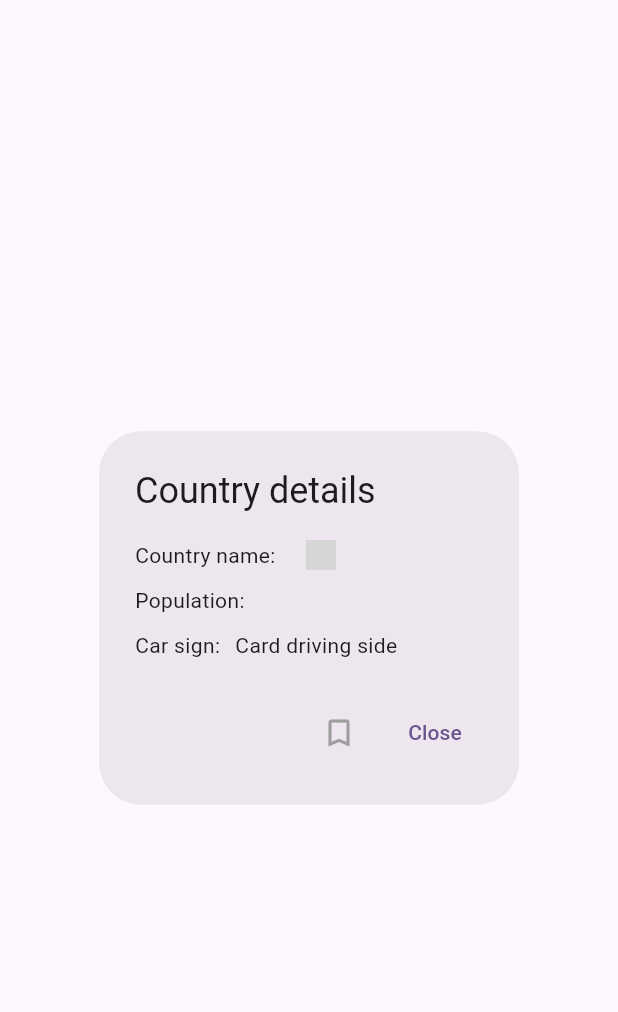
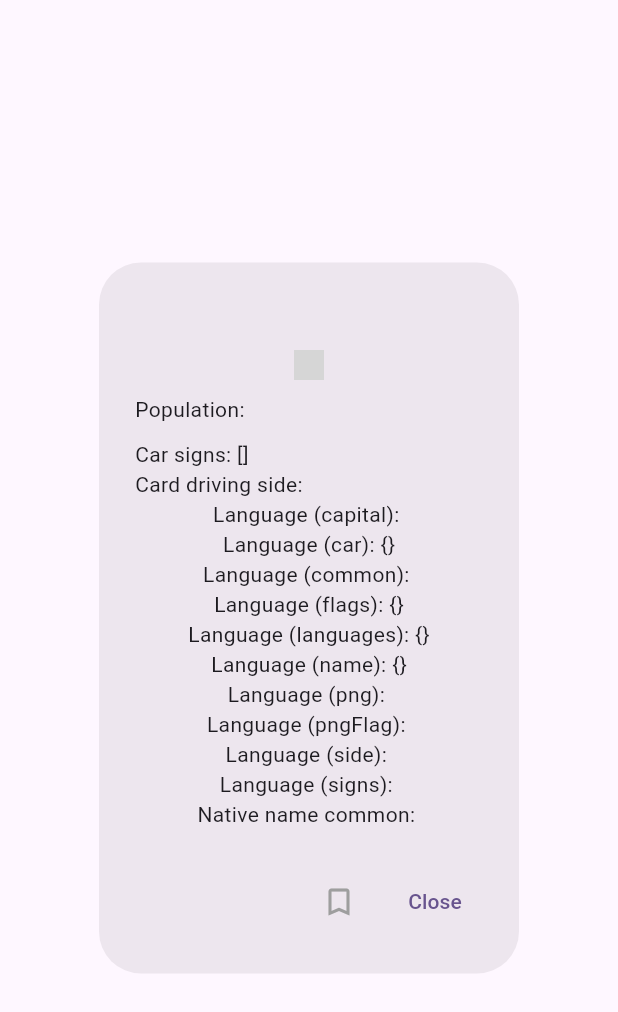
Before and after one commit to edwardbayron/countries-fetch-flutter, a Flutter app: the DialogExample widget shown alone on an empty page, opened directly with empty values, on a phone screen of 412 x 824 dp. Shown: the top 1012 px of the screen. Run offline on Flutter 3.47's test engine with Material 3 defaults, Android fonts, the phone set to English and light mode, and no system bars; our stand-ins replace logger, shared_preferences; accounts and stored records are empty; network calls fail; grey boxes are pictures that could not be loaded.

Commit message:
car sign, car driving side and languages data added

```diff
--- a/lib/CountryDetailsScreen.dart
+++ b/lib/CountryDetailsScreen.dart
@@ -4,7 +4,15 @@ import 'dart:convert';
 import 'models/CountryDataModel.dart';
 
 void main() => runApp(
-    CountryDetailsScreen(model: CountryModel(capital: 'Tallinn', pngFlag: 'https://flagcdn.com/w320/ee.png')));
+    CountryDetailsScreen(
+        model: CountryModel(
+            capital: 'Tallinn',
+            pngFlag: 'https://flagcdn.com/w320/ee.png',
+            countryName: 'Estonia',
+            carSigns: ['EST'],
+            carDrivingSide: 'right',
+            languages: null
+        )));
 
 class CountryDetailsScreen extends StatelessWidget {
   final CountryModel model;
@@ -75,13 +83,12 @@ class _DialogExampleState extends State<DialogExample> {
   @override
   Widget build(BuildContext context) {
     return AlertDialog(
-      title: const Text('Country details'),
       content: Column(
         mainAxisSize: MainAxisSize.min,
         children: [
-          Row(
+          Column(
             children: [
-              const Text('Country name:'),
+              Text(widget.model.countryName ?? 'Unknown Country'),
               const SizedBox(width: 10.0),
               Text(widget.model.capital ?? 'Unknown Capital'),
               const SizedBox(width: 10.0),
@@ -102,11 +109,17 @@ class _DialogExampleState extends State<DialogExample> {
           const SizedBox(height: 10.0),
           Row(
             children: [
-              const Text('Car sign:'),
-              const SizedBox(width: 10.0),
-              const Text('Card driving side'),
+              Text('Car signs: '+widget.model.carSigns.toString()),
             ],
           ),
+          Row(
+            children: [
+              Text('Card driving side: '+widget.model.carDrivingSide.toString()),
+            ],
+          ),
+          for (var entry in widget.model.languages!.entries)
+            Text('Language (${entry.key}): ${entry.value}'),
+          Text('Native name common: ')
         ],
       ),
       actions: [
--- a/lib/models/CountryDataModel.dart
+++ b/lib/models/CountryDataModel.dart
@@ -45,17 +45,29 @@
 //   }
 // }
 
+import 'dart:convert';
+
+import 'package:logger/logger.dart';
+
 class CountryModel {
 
   final String? capital;
   final String? pngFlag;
+  final String? countryName;
+  final List<dynamic>? carSigns;
+  final String? carDrivingSide;
+  final Map<String, dynamic>? languages;
 
-  CountryModel({required this.capital, required this.pngFlag});
+  CountryModel({required this.capital, required this.pngFlag, required this.countryName, required this.carSigns, required this.carDrivingSide, required this.languages});
 
   factory CountryModel.fromJson(Map<String, dynamic> json) {
     return CountryModel(
       capital: json['capital'] != null && (json['capital']).isNotEmpty ? json['capital'][0] : 'N/A',
       pngFlag: json['flags']?['png'] as String?,
+      countryName: json['name']?['common'] as String?,
+      carSigns: json['car']?['signs'],
+      carDrivingSide: json['car']?['side'] as String?,
+      languages: json['languages']
     );
   }
 
@@ -63,14 +75,28 @@ class CountryModel {
     return CountryModel(
       capital: json['capital'] ?? 'Unknown Capital',
       pngFlag: json['pngFlag'] ?? 'https://placeholder.com/flag.png',
+      countryName: json['name']?['common'] ?? "Unknown Country",
+      carSigns: json['car']?['signs'],
+      carDrivingSide: json['car']?['side'] as String?,
+      languages: json['languages']
+
     );
   }
 
   Map<String, String?> toJson() {
+    Logger().e("languages 1: "+languages.toString());
+    Logger().e("languages 2: "+jsonEncode(languages).toString());
+
+    var carSignsConverted = carSigns?.join(" ");
+    var languagesMap = jsonEncode(languages);
     return {
       'capital': capital,
       'pngFlag': pngFlag,
-
+      'countryName': countryName,
+      'carSigns': carSignsConverted,
+      'carDrivingSide': carDrivingSide,
+      'languages': languagesMap
     };
   }
+
 }
```
